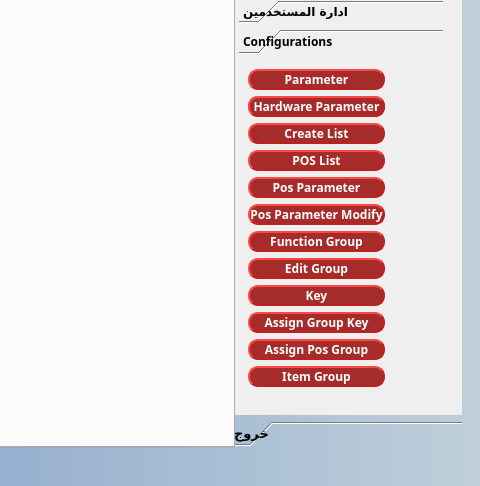
Before: the Qt Designer form presentation/main_login_ui/main3.ui in shymaa123456/HyperPOS2020, drawn with Qt 5; both pictures show x 874 to 1354 and y 231 to 717 of the 1354 by 717 pixel window.
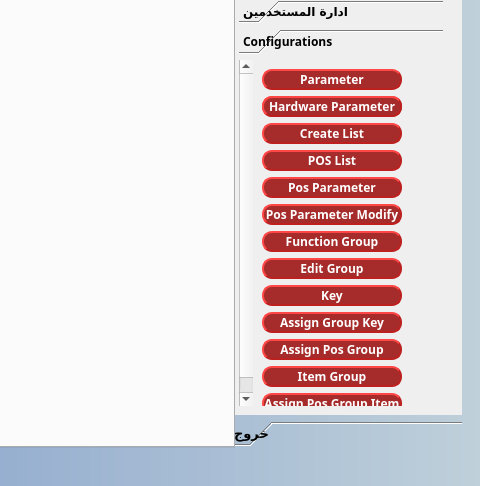
After: the same form once the commit is applied.

```diff
--- a/presentation/main_login_ui/main3.ui
+++ b/presentation/main_login_ui/main3.ui
@@ -2008,10 +2008,10 @@
              <widget class="QWidget" name="page_32">
               <property name="geometry">
                <rect>
-                <x>-12</x>
-                <y>-33</y>
-                <width>184</width>
-                <height>366</height>
+                <x>-22</x>
+                <y>-62</y>
+                <width>194</width>
+                <height>395</height>
                </rect>
               </property>
               <attribute name="label">
@@ -2053,7 +2053,7 @@
                  </property>
                 </widget>
                </item>
-               <item row="12" column="1">
+               <item row="13" column="1">
                 <spacer name="verticalSpacer_27">
                  <property name="orientation">
                   <enum>Qt::Vertical</enum>
@@ -2139,6 +2139,13 @@
                  </property>
                 </widget>
                </item>
+               <item row="12" column="1">
+                <widget class="QPushButton" name="QAct_assign_pos_groupitem">
+                 <property name="text">
+                  <string>Assign Pos Group Item</string>
+                 </property>
+                </widget>
+               </item>
               </layout>
              </widget>
             </widget>
```
Left out of the diff: 100 changed lines with no effect on the pictures.
